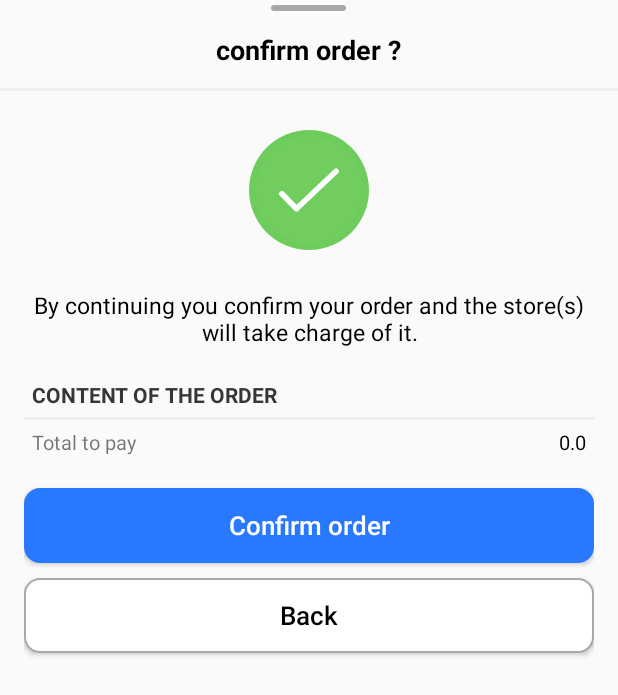
After one commit to Abouelyatim/ShopsServicesProximity_Mobile_Client, an Android app: the layout dialog_order_confirmation.xml on its own in the app's theme, with its tools: preview values and no code run, on a phone screen of 412 x 824 dp. The commit adds this screen. Shown: the top 695 px of the screen. Run offline under Robolectric (Android 15) with nearby library versions, the light colour scheme and no system bars.

Commit message:
feat place order

```diff
--- a/app/build.gradle
+++ b/app/build.gradle
@@ -58,6 +58,9 @@ dependencies {
     implementation 'androidx.constraintlayout:constraintlayout:1.1.3'
     implementation 'androidx.legacy:legacy-support-v4:1.0.0'
     testImplementation 'junit:junit:4.12'
+
+    def lottieVersion = "3.6.1"
+    implementation "com.airbnb.android:lottie:$lottieVersion"
 
     implementation 'com.google.android:flexbox:2.0.1'
 
--- a/app/src/main/java/com/smartcity/client/api/main/OpenApiMainService.kt
+++ b/app/src/main/java/com/smartcity/client/api/main/OpenApiMainService.kt
@@ -50,4 +50,9 @@ interface OpenApiMainService {
         @Query("variantId") variantId: Long
     ):LiveData<GenericApiResponse<GenericResponse>>
 
+    @POST("order/create/{id}")
+    fun placeOrder(
+        @Path("id") userId: Long
+    ):LiveData<GenericApiResponse<GenericResponse>>
+
 }
--- a/app/src/main/java/com/smartcity/client/ui/main/cart/state/CartStateEvent.kt
+++ b/app/src/main/java/com/smartcity/client/ui/main/cart/state/CartStateEvent.kt
@@ -1,4 +1,6 @@
 package com.smartcity.client.ui.main.cart.state
+
+import com.smartcity.client.models.product.Cart
 
 sealed class CartStateEvent {
 
@@ -13,5 +15,9 @@ sealed class CartStateEvent {
         val variantId: Long
     ): CartStateEvent()
 
+    class PlaceOrderEvent(
+        val cart:Cart?
+    ): CartStateEvent()
+
     class None: CartStateEvent()
 }
--- a/app/src/main/java/com/smartcity/client/util/ErrorHandling.kt
+++ b/app/src/main/java/com/smartcity/client/util/ErrorHandling.kt
@@ -18,6 +18,8 @@ class ErrorHandling{
         const val ERROR_SAVE_AUTH_TOKEN = "Error saving authentication token.\nTry restarting the app."
         const val ERROR_SOMETHING_WRONG_WITH_IMAGE = "Something went wrong with the image."
         const val ERROR_MUST_SELECT_IMAGE = "You must select an image."
+
+        const val ERROR_EMPTY_CART = "You must select an product."
 
         const val GENERIC_AUTH_ERROR = "Error"
         const val PAGINATION_DONE_ERROR = "Invalid page."
--- a/app/src/main/java/com/smartcity/client/util/SuccessHandling.kt
+++ b/app/src/main/java/com/smartcity/client/util/SuccessHandling.kt
@@ -12,6 +12,7 @@ class SuccessHandling {
 
         const val DONE_ADD_TO_CART="Added to cart"
         const val DONE_UPDATE_CART_QUANTITY="Done"
+        const val DONE_PLACE_ORDER="Done"
         const val DELETE_DONE = "deleted."
         const val CUSTOM_CATEGORY_UPDATE_DONE = "Done update"
 
--- /dev/null
+++ b/app/src/main/res/drawable/dialog_rectangle.xml
@@ -0,0 +1,9 @@
+<?xml version="1.0" encoding="UTF-8"?>
+
+<shape xmlns:android="http://schemas.android.com/apk/res/android">
+    <solid android:color="@color/grey3"
+        />
+
+    <corners android:radius="10dp"/>
+    <padding android:left="0dp" android:top="0dp" android:right="0dp" android:bottom="0dp" />
+</shape>
--- /dev/null
+++ b/app/src/main/res/drawable/radius_button_blue.xml
@@ -0,0 +1,13 @@
+<?xml version="1.0" encoding="UTF-8"?>
+<ripple xmlns:android="http://schemas.android.com/apk/res/android"
+android:color="@color/bleu_light">
+<item android:id="@android:id/background">
+    <shape>
+        <solid android:color="@color/bleu"/>
+        <stroke android:width="1dp" android:color="@color/bleu" />
+        <corners android:radius="10dp"/>
+        <padding android:left="0dp" android:top="0dp"
+                android:right="0dp" android:bottom="0dp" />
+    </shape>
+</item>
+</ripple>
--- /dev/null
+++ b/app/src/main/res/drawable/radius_button_white.xml
@@ -0,0 +1,14 @@
+<?xml version="1.0" encoding="UTF-8"?>
+<ripple xmlns:android="http://schemas.android.com/apk/res/android"
+android:color="@color/grey2">
+<item android:id="@android:id/background">
+    <shape>
+        <solid android:color="@color/white"/>
+        <stroke android:width="1dp" android:color="@color/grey3" />
+        <corners android:radius="10dp"/>
+        <padding android:left="0dp" android:top="0dp"
+                android:right="0dp" android:bottom="0dp" />
+    </shape>
+
+</item>
+</ripple>
--- /dev/null
+++ b/app/src/main/res/layout/dialog_order_confirmation.xml
@@ -0,0 +1,134 @@
+<?xml version="1.0" encoding="utf-8"?>
+<LinearLayout
+        xmlns:android="http://schemas.android.com/apk/res/android"
+        xmlns:app="http://schemas.android.com/apk/res-auto"
+        android:layout_width="match_parent"
+        android:layout_height="match_parent"
+        android:orientation="vertical"
+        >
+
+    <View
+            android:layout_marginTop="3dp"
+            android:layout_width="50dp"
+            android:layout_height="4dp"
+            android:layout_gravity="center"
+            android:gravity="center"
+            android:background="@drawable/dialog_rectangle"
+            />
+
+    <TextView
+            android:layout_margin="8dp"
+            android:layout_width="wrap_content"
+            android:layout_height="wrap_content"
+            android:text="confirm order ?"
+            android:textSize="18sp"
+            android:padding="5dp"
+            android:textColor="#000"
+            android:textStyle="bold"
+            android:layout_gravity="center"
+            />
+
+    <View
+            android:layout_width="match_parent"
+            android:layout_height="2dp"
+            android:layout_above="@+id/next_container"
+            android:background="@color/default_background_color" />
+
+    <com.airbnb.lottie.LottieAnimationView
+            android:layout_margin="16dp"
+            android:id="@+id/lottieAnimationView"
+            android:layout_gravity="center"
+            android:layout_width="100dp"
+            android:layout_height="100dp"
+            app:lottie_autoPlay="true"
+            app:lottie_loop="false"
+            app:lottie_rawRes="@raw/check_mark_success" />
+
+    <LinearLayout
+            android:layout_marginLeft="16dp"
+            android:layout_marginRight="16dp"
+            android:layout_width="match_parent"
+            android:layout_height="wrap_content"
+            android:orientation="vertical">
+
+
+    <TextView
+            android:layout_marginBottom="16dp"
+            android:layout_width="wrap_content"
+            android:layout_height="wrap_content"
+            android:text="By continuing you confirm your order and the store(s) will take charge of it."
+            android:textSize="15sp"
+            android:textColor="#000"
+            android:gravity="center"
+            android:layout_gravity="center"
+            />
+
+    <TextView
+
+            android:layout_width="wrap_content"
+            android:layout_height="wrap_content"
+            android:text="CONTENT OF THE ORDER"
+            android:textSize="14sp"
+            android:padding="5dp"
+            android:textColor="@color/dark"
+            android:textStyle="bold"
+            />
+
+
+
+        <View
+                android:layout_width="match_parent"
+                android:layout_height="2dp"
+                android:layout_above="@+id/next_container"
+                android:background="@color/default_background_color" />
+
+        <LinearLayout
+                android:layout_width="match_parent"
+                android:layout_height="wrap_content"
+                android:layout_marginBottom="16dp"
+            android:orientation="horizontal">
+            <TextView
+
+                    android:layout_width="wrap_content"
+                    android:layout_height="wrap_content"
+                    android:text="Total to pay"
+                    android:textSize="13sp"
+                    android:padding="5dp"
+                    android:layout_weight="1"
+                    />
+
+            <TextView
+                    android:id="@+id/order_total"
+                    android:layout_width="wrap_content"
+                    android:layout_height="wrap_content"
+                    android:text="0.0"
+                    android:textSize="13sp"
+                    android:padding="5dp"
+                    android:textColor="#000"
+                    />
+        </LinearLayout>
+
+        <Button
+                android:id="@+id/confirm_order_button"
+                android:layout_width="match_parent"
+                android:layout_height="@dimen/next_interest_button_height"
+                android:background="@drawable/radius_button_blue"
+                android:text="Confirm order"
+                android:textAllCaps="false"
+                android:textColor="@color/white"
+                android:textSize="17sp"
+                android:layout_marginBottom="10dp"/>
+
+        <Button
+                android:id="@+id/back_order"
+                android:layout_width="match_parent"
+                android:layout_height="@dimen/next_interest_button_height"
+                android:background="@drawable/radius_button_white"
+                android:text="Back"
+                android:textAllCaps="false"
+                android:textColor="#000"
+                android:textSize="17sp"
+                android:layout_marginBottom="10dp"/>
+
+    </LinearLayout>
+</LinearLayout>
--- a/app/src/main/res/layout/fragment_cart.xml
+++ b/app/src/main/res/layout/fragment_cart.xml
@@ -120,7 +120,7 @@
                     android:layout_width="0dp"
                     android:layout_height="wrap_content"
                     android:id="@+id/cart_order_total_price_"
-                    android:text="2000.0"
+                    android:text="0.0"
                     android:textSize="18sp"
                     android:padding="5dp"
                     android:textColor="#000"
@@ -129,7 +129,7 @@
                     android:layout_gravity="center"
                     />
             <Button
-                    android:id="@+id/next_button_interest"
+                    android:id="@+id/place_order_button"
                     android:layout_width="150dp"
                     android:layout_height="@dimen/order_button_height"
                     android:layout_gravity="center"
--- a/app/src/main/res/values/colors.xml
+++ b/app/src/main/res/values/colors.xml
@@ -27,7 +27,10 @@
     <color name="white">#ffffff</color>
 
     <color name="bleu">#2979ff</color>
+    <color name="bleu_light">#75a7ff</color>
     <color name = "darkBlue">#110f63</color>
+
+    <color name="dark">#363636</color>
 
     <color name="dim_foreground_disabled_material_dark">#80bebebe</color>
     <color name="dim_foreground_disabled_material_light">#99000000 </color>
```
Also changed, not shown: app/src/main/java/com/smartcity/client/repository/main/CartRepository.kt (+88 -0 lines), app/src/main/java/com/smartcity/client/ui/main/cart/CartFragment.kt (+64 -8 lines), app/src/main/java/com/smartcity/client/ui/main/cart/CustomCategoryViewModel.kt (+9 -0 lines), app/src/main/res/drawable/bottom_sheet_background.xml (added, +9 -0 lines), app/src/main/res/raw/check_mark_success.json (added, +1 -0 lines), app/src/main/res/values/styles.xml (+10 -1 lines).
